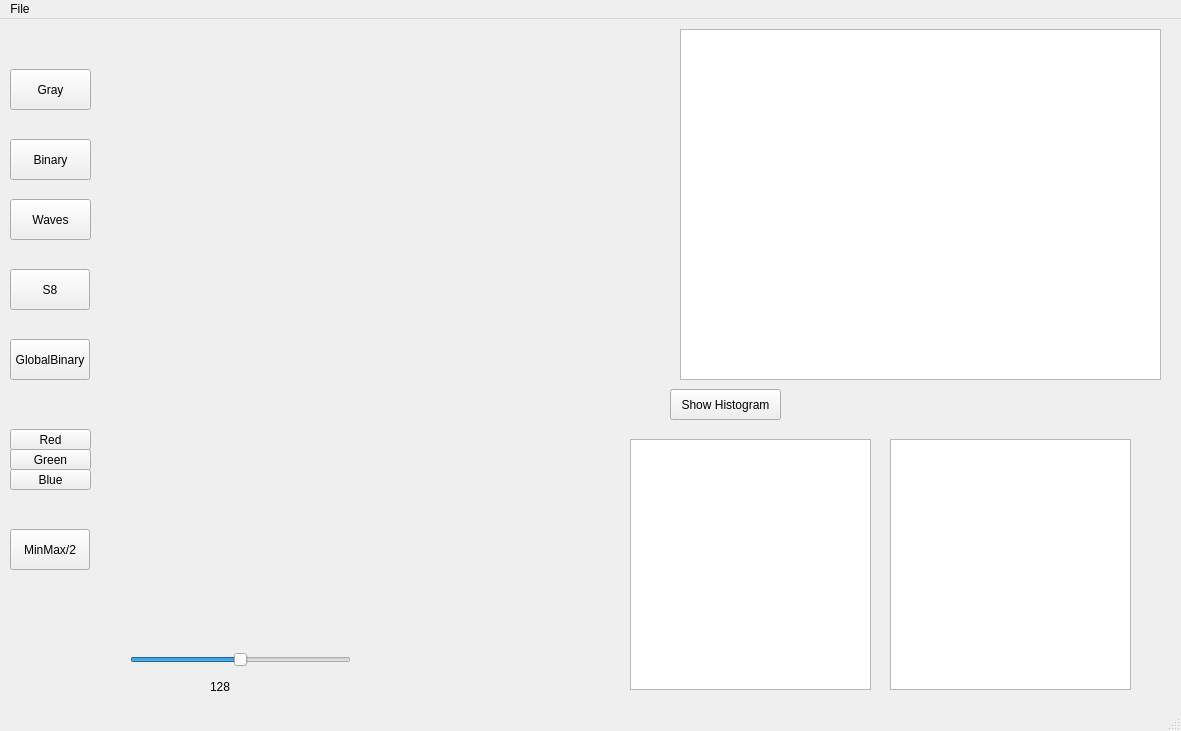
dangost/image-processing, file imgp/mainwindow.ui: the form before one commit.
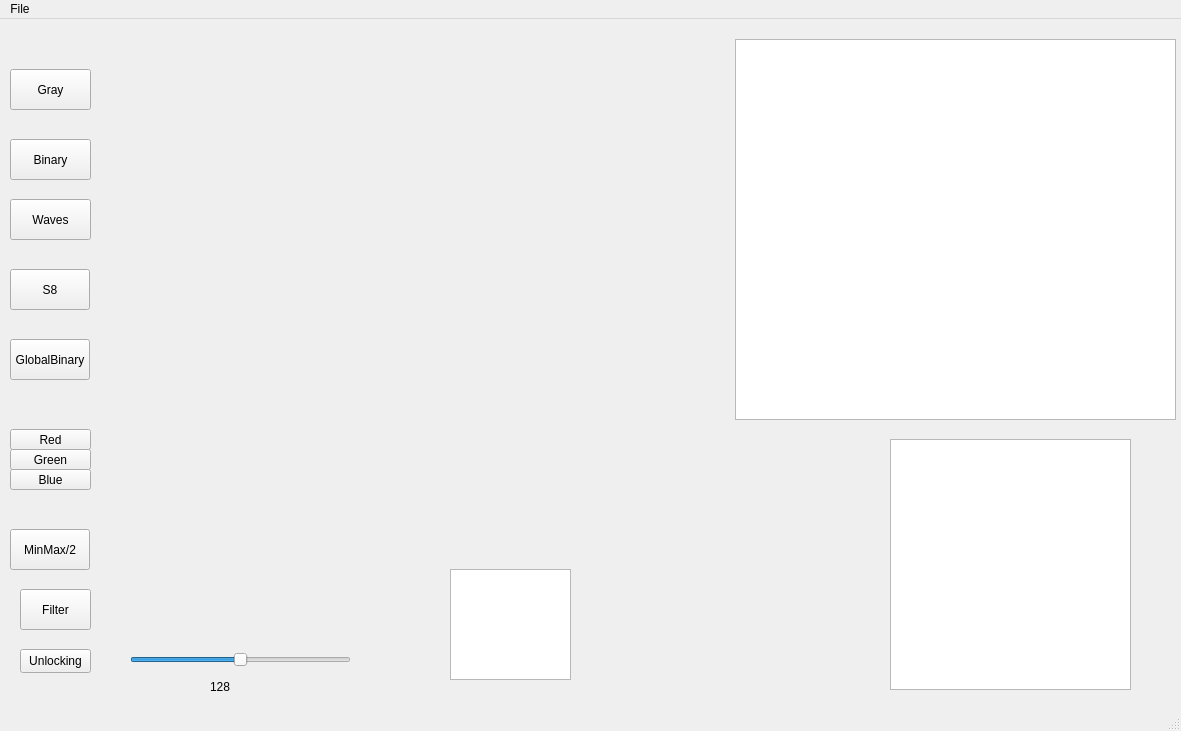
The form after the commit.

What changed in the file:
```diff
--- a/imgp/mainwindow.ui
+++ b/imgp/mainwindow.ui
@@ -66,39 +66,6 @@
      <string>Waves</string>
     </property>
    </widget>
-   <widget class="QTableWidget" name="outputTableWidget">
-    <property name="geometry">
-     <rect>
-      <x>680</x>
-      <y>10</y>
-      <width>481</width>
-      <height>351</height>
-     </rect>
-    </property>
-   </widget>
-   <widget class="QPushButton" name="histogramButton">
-    <property name="geometry">
-     <rect>
-      <x>670</x>
-      <y>370</y>
-      <width>111</width>
-      <height>31</height>
-     </rect>
-    </property>
-    <property name="text">
-     <string>Show Histogram</string>
-    </property>
-   </widget>
-   <widget class="QTableWidget" name="a4TableWidget">
-    <property name="geometry">
-     <rect>
-      <x>630</x>
-      <y>420</y>
-      <width>241</width>
-      <height>251</height>
-     </rect>
-    </property>
-   </widget>
    <widget class="QTableWidget" name="a8TableWidget">
     <property name="geometry">
      <rect>
@@ -219,6 +186,58 @@
      <string>128</string>
     </property>
    </widget>
+   <widget class="QPushButton" name="filterButton">
+    <property name="geometry">
+     <rect>
+      <x>20</x>
+      <y>570</y>
+      <width>71</width>
+      <height>41</height>
+     </rect>
+    </property>
+    <property name="text">
+     <string>Filter</string>
+    </property>
+   </widget>
+   <widget class="QTableWidget" name="mastTableWidget">
+    <property name="geometry">
+     <rect>
+      <x>450</x>
+      <y>550</y>
+      <width>121</width>
+      <height>111</height>
+     </rect>
+    </property>
+    <property name="rowCount">
+     <number>0</number>
+    </property>
+    <property name="columnCount">
+     <number>0</number>
+    </property>
+   </widget>
+   <widget class="QPushButton" name="pushButton">
+    <property name="geometry">
+     <rect>
+      <x>20</x>
+      <y>630</y>
+      <width>71</width>
+      <height>24</height>
+     </rect>
+    </property>
+    <property name="text">
+     <string>Unlocking</string>
+    </property>
+   </widget>
+   <widget class="QTableWidget" name="mainTableWidget">
+    <property name="geometry">
+     <rect>
+      <x>735</x>
+      <y>20</y>
+      <width>441</width>
+      <height>381</height>
+     </rect>
+    </property>
+   </widget>
   </widget>
   <widget class="QMenuBar" name="menubar">
    <property name="geometry">
```
Left out of the diff: 7 changed lines with no effect on the pictures.
